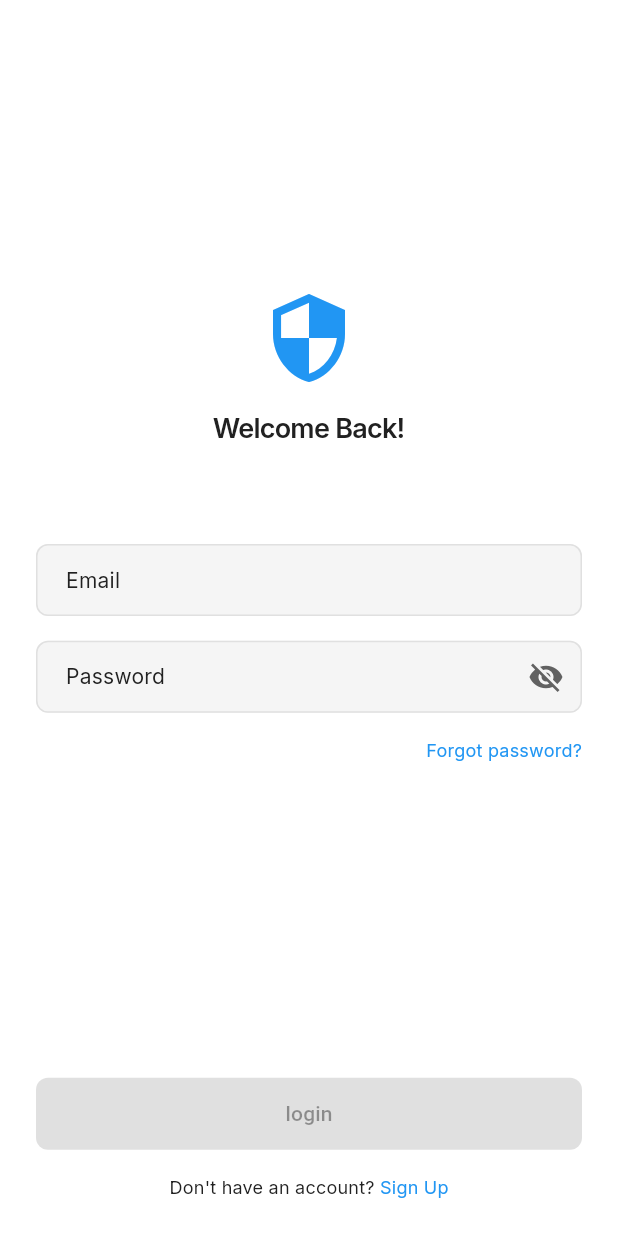
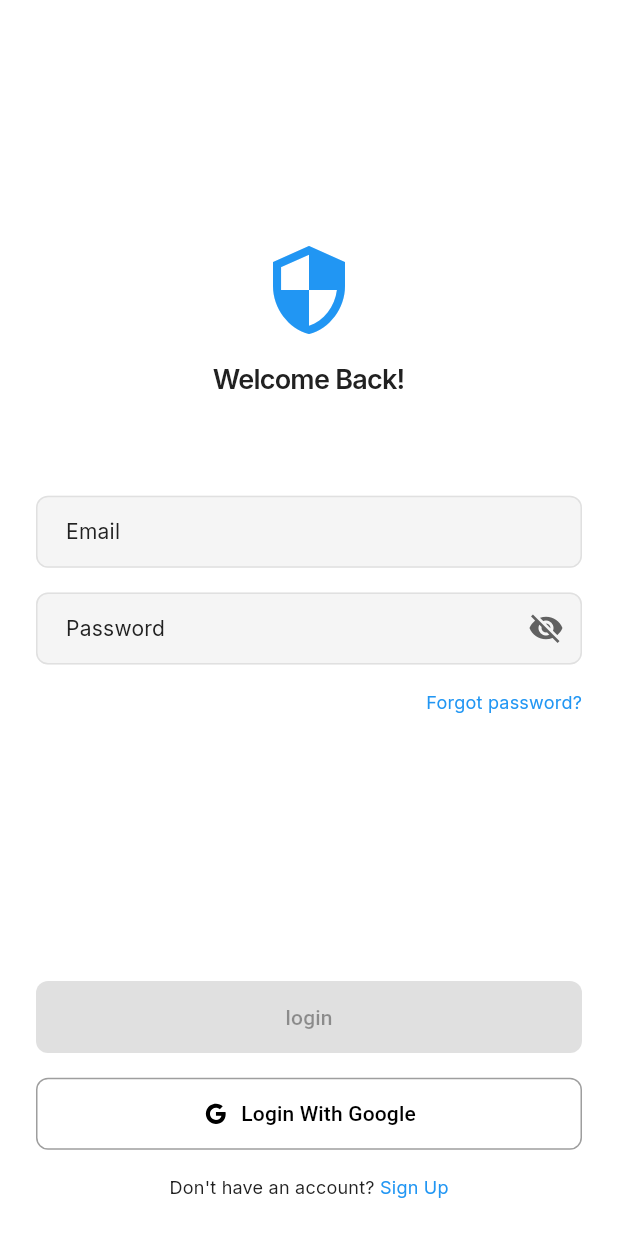
Before and after one commit to thak1996/todo_flutter, a Flutter app: the screen it shows after launch, on a phone screen of 412 x 824 dp. Run offline on Flutter 3.47's test engine with Material 3 defaults, Android fonts, the phone set to English and light mode, and no system bars; our stand-ins replace cloud_firestore, firebase_auth, firebase_core, flutter_bloc, flutter_secure_storage, go_router and 5 more; accounts and stored records are empty.

Commit message:
Implement Google Sign-In functionality and enhance user model with photo URL; update localization for error messages and login button.

```diff
--- a/lib/app/core/interfaces/auth.interface.dart
+++ b/lib/app/core/interfaces/auth.interface.dart
@@ -20,4 +20,6 @@ abstract class IAuthService {
 
   AsyncResult<Unit> resetPassword(String email);
   AsyncResult<Unit> signOut();
+
+  AsyncResult<UserModel> signInWithGoogle();
 }
--- a/lib/app/core/models/user.model.dart
+++ b/lib/app/core/models/user.model.dart
@@ -4,7 +4,7 @@ import 'package:logger/logger.dart';
 import 'package:todo_flutter/app/core/utils/log_printer.dart';
 
 class UserModel {
-  UserModel({this.email, this.password, this.uid, this.name});
+  UserModel({this.email, this.password, this.uid, this.name, this.photoUrl});
 
   factory UserModel.fromJson(String source) =>
       UserModel.fromMap(json.decode(source) as Map<String, dynamic>);
@@ -14,6 +14,7 @@ class UserModel {
       email: map['email'] != null ? map['email'] as String : null,
       uid: map['uid'] != null ? map['uid'] as String : null,
       password: map['password'] != null ? map['password'] as String : null,
+      photoUrl: map['photoUrl'] != null ? map['photoUrl'] as String : null,
     );
   }
 
@@ -21,22 +22,26 @@ class UserModel {
   final String? password;
   final String? uid;
   final String? name;
+  final String? photoUrl;
 
   static final Logger _logger = Logger(printer: LoggerPrinter('UserModel'));
   static const FlutterSecureStorage _storage = FlutterSecureStorage();
 
   @override
-  String toString() => 'UserModel(email: $email, uid: $uid, name: $name)';
+  String toString() =>
+      'UserModel(email: $email, uid: $uid, name: $name, photoUrl: $photoUrl)';
 
   Map<String, dynamic> toMap() => <String, dynamic>{
     'email': email,
     'uid': uid,
     'name': name,
+    'photoUrl': photoUrl,
   };
 
   String toJson() => json.encode(toMap());
 
-  bool get isValid => email != null && uid != null && name != null;
+  bool get isValid =>
+      email != null && uid != null && name != null && photoUrl != null;
 
   bool get hasEssentialData =>
       email != null &&
@@ -44,7 +49,9 @@ class UserModel {
       uid != null &&
       uid!.isNotEmpty &&
       name != null &&
-      name!.isNotEmpty;
+      name!.isNotEmpty &&
+      photoUrl != null &&
+      photoUrl!.isNotEmpty;
 
   Future<void> saveToSecureStorage() async {
     try {
@@ -118,22 +125,31 @@ class UserModel {
       password != null &&
       password!.isNotEmpty &&
       name != null &&
-      name!.isNotEmpty;
+      name!.isNotEmpty &&
+      photoUrl != null &&
+      photoUrl!.isNotEmpty;
 
-  static UserModel empty() =>
-      UserModel(email: null, password: null, uid: null, name: null);
+  static UserModel empty() => UserModel(
+    email: null,
+    password: null,
+    uid: null,
+    name: null,
+    photoUrl: null,
+  );
 
   UserModel copyWith({
     String? email,
     String? password,
     String? uid,
     String? name,
+    String? photoUrl,
   }) {
     return UserModel(
       email: email ?? this.email,
       password: password ?? this.password,
       uid: uid ?? this.uid,
       name: name ?? this.name,
+      photoUrl: photoUrl ?? this.photoUrl,
     );
   }
 
--- a/lib/app/l10n/app_en.arb
+++ b/lib/app/l10n/app_en.arb
@@ -49,5 +49,7 @@
     "delete": "Delete",
     "editTask": "Edit Task",
     "taskDeleted": "Task deleted!",
-    "taskEdited": "Task edited!"
+    "taskEdited": "Task edited!",
+    "errorGoogleUserNotFound": "User google not found!",
+    "loginWithGoogle": "Login With Google"
 }
--- a/lib/app/l10n/app_localizations.dart
+++ b/lib/app/l10n/app_localizations.dart
@@ -397,6 +397,18 @@ abstract class AppLocalizations {
   /// In en, this message translates to:
   /// **'Task edited!'**
   String get taskEdited;
+
+  /// No description provided for @errorGoogleUserNotFound.
+  ///
+  /// In en, this message translates to:
+  /// **'User google not found!'**
+  String get errorGoogleUserNotFound;
+
+  /// No description provided for @loginWithGoogle.
+  ///
+  /// In en, this message translates to:
+  /// **'Login With Google'**
+  String get loginWithGoogle;
 }
 
 class _AppLocalizationsDelegate
--- a/lib/app/l10n/app_localizations_en.dart
+++ b/lib/app/l10n/app_localizations_en.dart
@@ -157,4 +157,10 @@ class AppLocalizationsEn extends AppLocalizations {
 
   @override
   String get taskEdited => 'Task edited!';
+
+  @override
+  String get errorGoogleUserNotFound => 'User google not found!';
+
+  @override
+  String get loginWithGoogle => 'Login With Google';
 }
--- a/lib/app/l10n/app_localizations_pt.dart
+++ b/lib/app/l10n/app_localizations_pt.dart
@@ -157,4 +157,10 @@ class AppLocalizationsPt extends AppLocalizations {
 
   @override
   String get taskEdited => 'Tarefa editada!';
+
+  @override
+  String get errorGoogleUserNotFound => 'Usuário do google não encontrado';
+
+  @override
+  String get loginWithGoogle => 'Login com o Google';
 }
--- a/lib/app/l10n/app_pt.arb
+++ b/lib/app/l10n/app_pt.arb
@@ -49,5 +49,7 @@
     "delete": "Excluir",
     "editTask": "Editar Tarefa",
     "taskDeleted": "Tarefa excluída!",
-    "taskEdited": "Tarefa editada!"
+    "taskEdited": "Tarefa editada!",
+    "errorGoogleUserNotFound": "Usuário do google não encontrado",
+    "loginWithGoogle": "Login com o Google"
 }
--- a/lib/app/page/auth/login/login.page.dart
+++ b/lib/app/page/auth/login/login.page.dart
@@ -2,6 +2,7 @@ import 'dart:developer';
 import 'package:flutter/material.dart';
 import 'package:flutter_bloc/flutter_bloc.dart';
 import 'package:go_router/go_router.dart';
+import 'package:icons_plus/icons_plus.dart';
 import 'package:todo_flutter/app/core/service/auth.service.dart';
 import 'package:todo_flutter/app/core/theme/app.colors.dart';
 import 'package:todo_flutter/app/core/utils/validators.dart';
@@ -160,6 +161,21 @@ class _LoginPageState extends State<LoginPage> {
                                   : Text(l10n.login),
                             ),
                             SizedBox(height: height * 0.02),
+                            FilledButton.icon(
+                              icon: Icon(AntDesign.google_outline),
+                              label: Text(l10n.loginWithGoogle),
+                              style: FilledButton.styleFrom(
+                                backgroundColor: Colors.white,
+                                foregroundColor: Colors.black,
+                                side: const BorderSide(color: Colors.grey),
+                              ),
+                              onPressed: state is LoginLoading
+                                  ? null
+                                  : () async => context
+                                        .read<LoginController>()
+                                        .loginWithGoogle(),
+                            ),
+                            SizedBox(height: height * 0.02),
                             TextButtonWidget(
                               primaryText: l10n.dontHaveAccount,
                               secondaryText: l10n.signUp,
--- a/lib/app/shared/widgets/todo_list_tile.dart
+++ b/lib/app/shared/widgets/todo_list_tile.dart
@@ -77,7 +77,7 @@ class TodoListTile extends StatelessWidget {
       confirmDismiss: (direction) async {
         if (direction == DismissDirection.endToStart) {
           final confirm = await showConfirmDeleteDialog(context, l10n);
-          if (confirm ?? false) {
+          if (context.mounted && confirm != null && confirm) {
             ScaffoldMessenger.of(
               context,
             ).showSnackBar(SnackBar(content: Text(l10n.taskDeleted)));
--- a/pubspec.yaml
+++ b/pubspec.yaml
@@ -50,6 +50,8 @@ dependencies:
   firebase_core: ^3.15.2
   firebase_auth: ^5.7.0
   cloud_firestore: ^5.6.12
+  google_sign_in: ^7.1.1
+  icons_plus: ^5.0.0
 
 dev_dependencies:
   flutter_test:
```
Also changed, not shown: lib/app/core/exceptions/app.exception.dart (+16 -1 lines), lib/app/core/service/auth.service.dart (+35 -0 lines), lib/app/page/auth/login/login.controller.dart (+10 -0 lines), lib/app/shared/widgets/drawer_widget.dart (+7 -2 lines), pubspec.lock.
